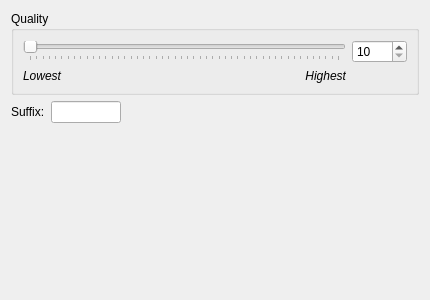
This is widgets/faacwidgetUI.ui in janbar/CDDA-Ripper as Qt 5 draws it before an edit. The edited form follows.
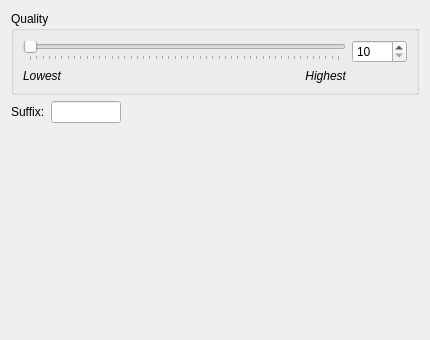
This is the edited form.

Commit message: fix expanding of encoder dialog

Diff of the .ui file:
```diff
--- a/widgets/faacwidgetUI.ui
+++ b/widgets/faacwidgetUI.ui
@@ -7,7 +7,7 @@
     <x>0</x>
     <y>0</y>
     <width>430</width>
-    <height>300</height>
+    <height>340</height>
    </rect>
   </property>
   <property name="minimumSize">
```
Left out of the diff: 4 changed lines with no effect on the pictures. The commit also changes 6 other files.
